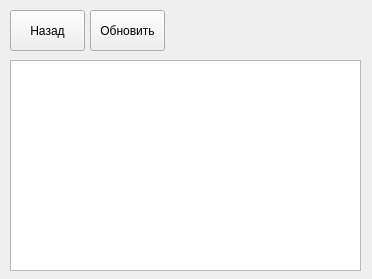
Above: goods.ui from Shuv1Wolf/hackathon before the change. Below: the same form after it.
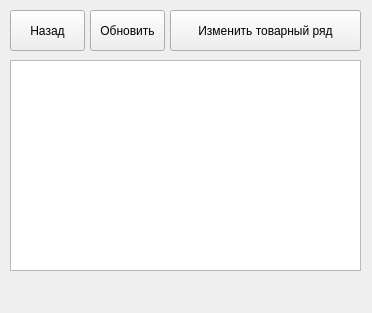
That is the form after the change.

Commit message: Тест

Patch:
```diff
--- a/goods.ui
+++ b/goods.ui
@@ -7,7 +7,7 @@
     <x>0</x>
     <y>0</y>
     <width>372</width>
-    <height>279</height>
+    <height>313</height>
    </rect>
   </property>
   <property name="windowTitle">
@@ -53,6 +53,19 @@
      <string>Обновить</string>
     </property>
    </widget>
+   <widget class="QPushButton" name="append_button">
+    <property name="geometry">
+     <rect>
+      <x>170</x>
+      <y>10</y>
+      <width>191</width>
+      <height>41</height>
+     </rect>
+    </property>
+    <property name="text">
+     <string>Изменить товарный ряд</string>
+    </property>
+   </widget>
   </widget>
  </widget>
  <resources/>
```
The commit also changes 1 other file.
